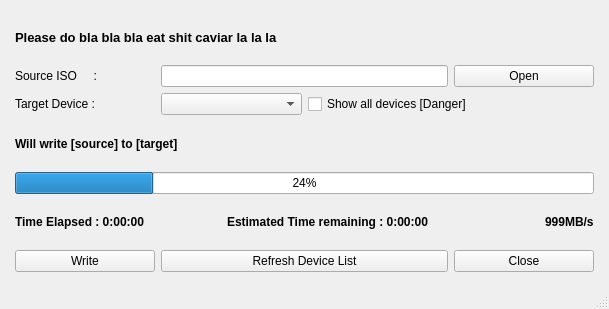
Old version of the form mainwindow.ui in the repository sarim/ppd.
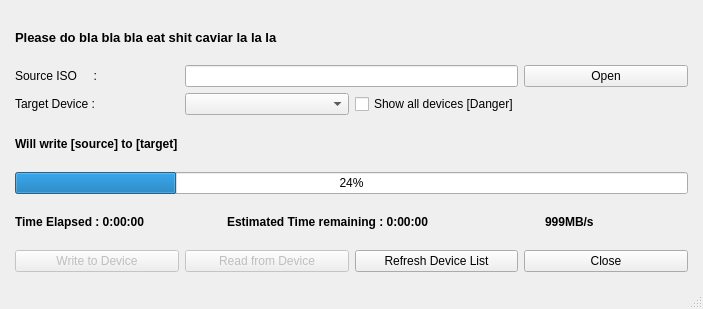
New version of the form.

Commit message: Running pv|dd and Capturing output Works

What changed in the file:
```diff
--- a/mainwindow.ui
+++ b/mainwindow.ui
@@ -6,7 +6,7 @@
    <rect>
     <x>0</x>
     <y>0</y>
-    <width>431</width>
+    <width>703</width>
     <height>309</height>
    </rect>
   </property>
@@ -116,20 +116,33 @@
       </property>
      </widget>
     </item>
-    <item row="6" column="0">
-     <widget class="QPushButton" name="pushButton_2">
-      <property name="text">
-       <string>Write</string>
-      </property>
-     </widget>
-    </item>
-    <item row="6" column="1" colspan="2">
+    <item row="6" column="2">
      <widget class="QPushButton" name="pushButton_4">
       <property name="text">
        <string>Refresh Device List</string>
       </property>
      </widget>
     </item>
+    <item row="6" column="0">
+     <widget class="QPushButton" name="pushButton_2">
+      <property name="enabled">
+       <bool>false</bool>
+      </property>
+      <property name="text">
+       <string>Write to Device</string>
+      </property>
+     </widget>
+    </item>
+    <item row="6" column="1">
+     <widget class="QPushButton" name="pushButton_5">
+      <property name="enabled">
+       <bool>false</bool>
+      </property>
+      <property name="text">
+       <string>Read from Device</string>
+      </property>
+     </widget>
+    </item>
    </layout>
   </widget>
   <widget class="QMenuBar" name="menuBar">
```
Left out of the diff: 4 changed lines with no effect on the pictures. The commit also changes 2 other files.
